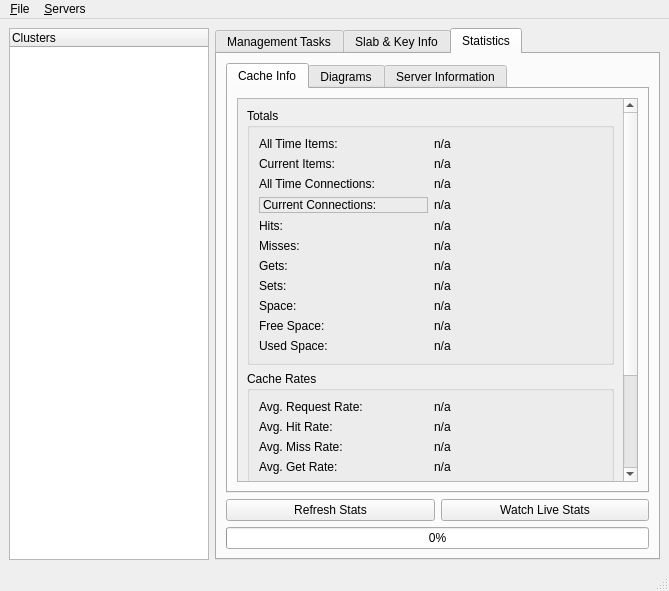
This is src/MainWindow.ui in licface/memcached-manager as Qt 5 draws it before an edit. The edited form follows.
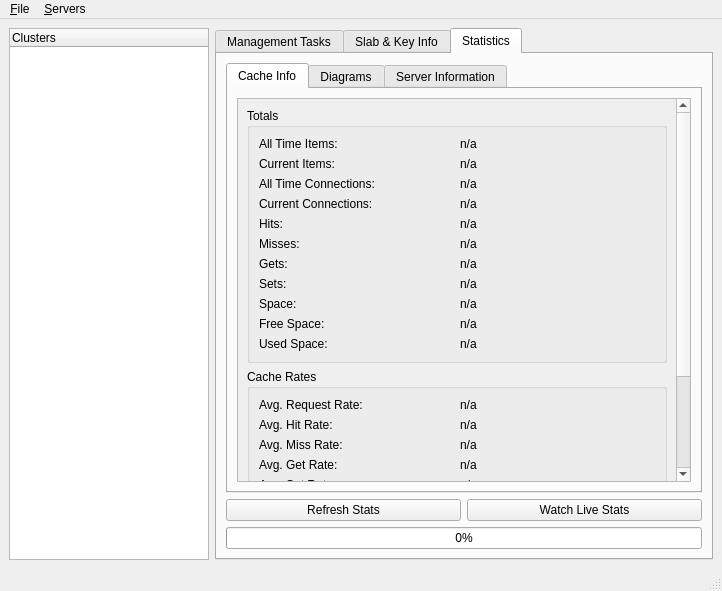
This is the edited form. The open tabs and pages were chosen to show the change. Icons and pictures are not drawn.

Commit message: Increased size of window to support Mac padding Fixed bug with Matplotlib where the graphs would be draw in popups Fixed feature to allow for Windows users save data to be stored in there homepath

```diff
--- a/src/MainWindow.ui
+++ b/src/MainWindow.ui
@@ -5,7 +5,7 @@
    <rect>
     <x>0</x>
     <y>0</y>
-    <width>669</width>
+    <width>722</width>
     <height>591</height>
    </rect>
   </property>
@@ -238,8 +238,8 @@
                 <rect>
                  <x>0</x>
                  <y>0</y>
-                 <width>382</width>
-                 <height>600</height>
+                 <width>371</width>
+                 <height>620</height>
                 </rect>
                </property>
                <layout class="QVBoxLayout" name="verticalLayout_3" >
@@ -349,9 +349,6 @@
                    </item>
                    <item row="3" column="0" >
                     <widget class="QLabel" name="lblCurrentConnectionsTxt" >
-                     <property name="frameShape" >
-                      <enum>QFrame::StyledPanel</enum>
-                     </property>
                      <property name="text" >
                       <string>Current Connections:</string>
                      </property>
@@ -914,8 +911,8 @@
     <rect>
      <x>0</x>
      <y>0</y>
-     <width>669</width>
-     <height>26</height>
+     <width>722</width>
+     <height>22</height>
     </rect>
    </property>
    <widget class="QMenu" name="menuFile" >
```
Left out of the diff: 10 changed lines with no effect on the pictures. The commit also changes 2 other files.
